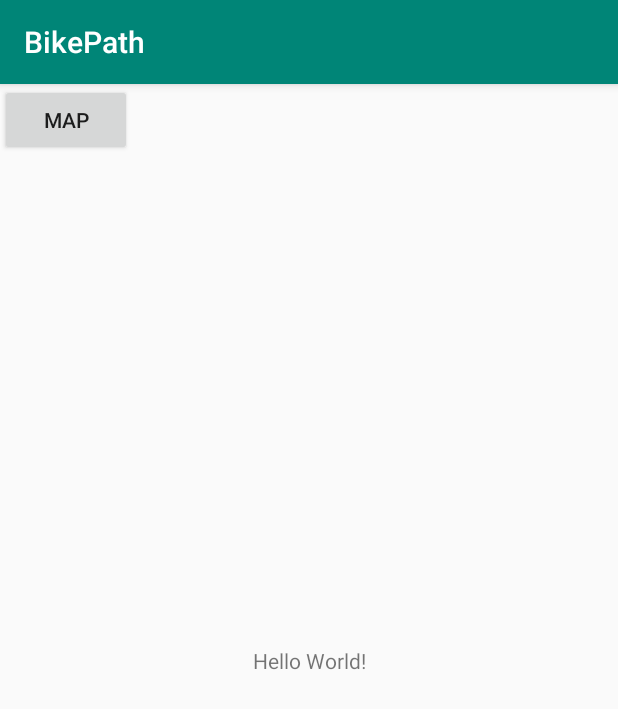
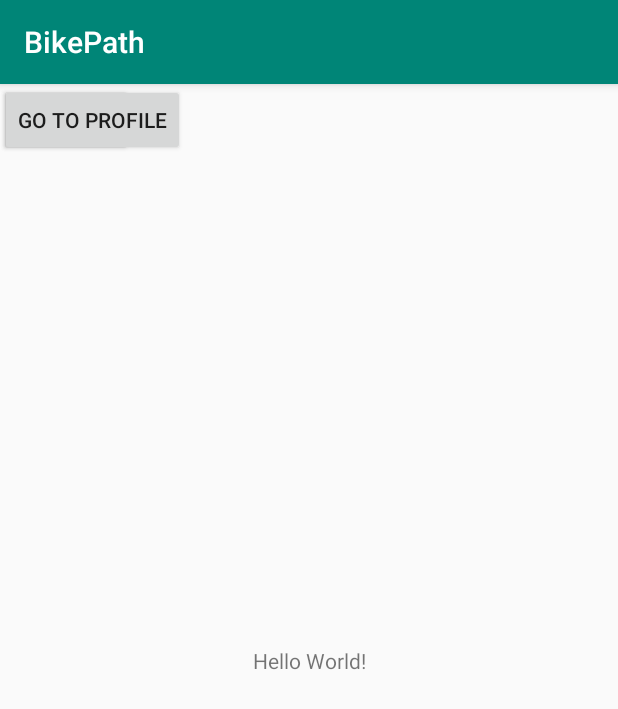
Before and after one commit to teusday/BikePath, an Android app: the screen it shows after launch once a user with an empty profile is signed in (MainActivity), on a phone screen of 412 x 824 dp. Shown: the top 709 px of the screen. Run offline under Robolectric (Android 15) with nearby library versions, the phone set to English and light mode, and no system bars; our stand-ins replace Firebase (no records; nobody signed in at launch, a user with empty details on screens opened directly).

```diff
--- a/app/src/main/java/me/zaksharp/bikepath/MainActivity.java
+++ b/app/src/main/java/me/zaksharp/bikepath/MainActivity.java
@@ -13,12 +13,23 @@ public class MainActivity extends AppCompatActivity {
 
     private FirebaseAuth mAuth;
 
+    private Button profileButton;
+
     @Override
     protected void onCreate(Bundle savedInstanceState) {
         super.onCreate(savedInstanceState);
         setContentView(R.layout.activity_main);
 
         mAuth = FirebaseAuth.getInstance();
+
+        profileButton=(Button)findViewById(R.id.profileButton);
+        profileButton.setOnClickListener(new View.OnClickListener() {
+            @Override
+            public void onClick(View view) {
+                Intent profileIntent = new Intent(MainActivity.this,Profile.class);
+
+            }
+        });
 
     }
 
--- a/app/src/main/res/layout/activity_main.xml
+++ b/app/src/main/res/layout/activity_main.xml
@@ -24,4 +24,12 @@
         tools:layout_editor_absoluteX="161dp"
         tools:layout_editor_absoluteY="427dp" />
 
+    <Button
+        android:id="@+id/profileButton"
+        android:layout_width="wrap_content"
+        android:layout_height="wrap_content"
+        android:text="Go to profile"
+        tools:layout_editor_absoluteX="144dp"
+        tools:layout_editor_absoluteY="501dp" />
+
 </android.support.constraint.ConstraintLayout>
--- a/app/src/main/res/values/strings.xml
+++ b/app/src/main/res/values/strings.xml
@@ -1,3 +1,4 @@
 <resources>
     <string name="app_name">BikePath</string>
+    <string name="title_activity_maps">MapsActivity</string>
 </resources>
```
Also changed, not shown: app/build.gradle (+12 -0 lines), app/src/main/res/drawable/ic_launcher.png (added).
